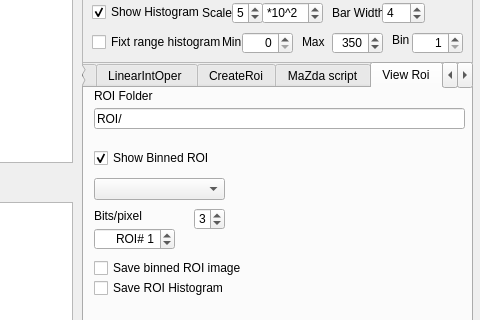
marcinkociolek/ImageCalculator, file mainwindow.ui: the form before one commit; both pictures show x 428 to 908 and y 235 to 555 of the 908 by 704 pixel window.
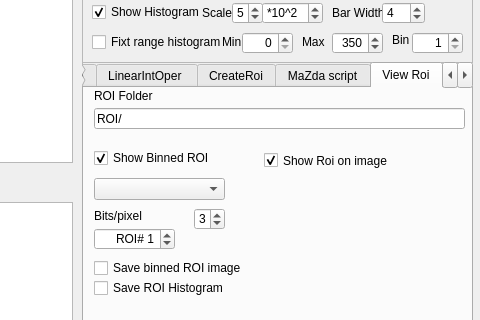
The form after the commit. The open tabs and pages were chosen to show the change.

Diff of the .ui file:
```diff
--- a/mainwindow.ui
+++ b/mainwindow.ui
@@ -1755,6 +1755,22 @@
        <string>Save binned ROI image</string>
       </property>
      </widget>
+     <widget class="QCheckBox" name="checkBoxShowROIOnImage">
+      <property name="geometry">
+       <rect>
+        <x>180</x>
+        <y>60</y>
+        <width>141</width>
+        <height>25</height>
+       </rect>
+      </property>
+      <property name="text">
+       <string>Show Roi on image</string>
+      </property>
+      <property name="checked">
+       <bool>true</bool>
+      </property>
+     </widget>
     </widget>
     <widget class="QWidget" name="tab_7">
      <attribute name="title">
```
Left out of the diff: 2 changed lines with no effect on the pictures.
